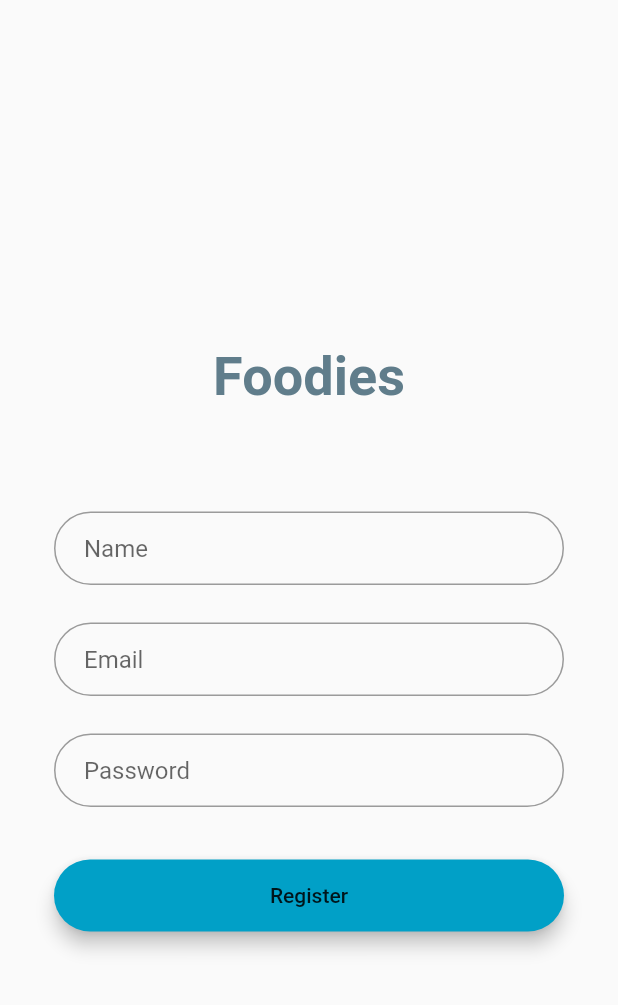
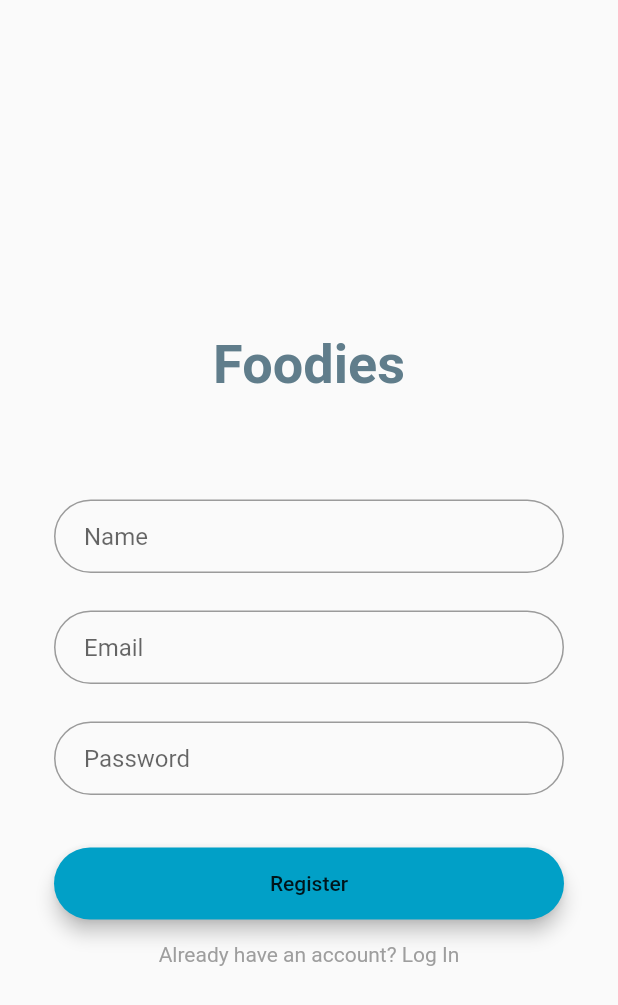
Before and after one commit to maryfan1106/Foodies, a Flutter app: the RegisterScreen screen opened by its route, on a phone screen of 412 x 824 dp. Shown: the top 1005 px of the screen. Run offline on Flutter 3.47's test engine with Material 2 defaults, Android fonts, the light colour scheme and no system bars; our stand-ins replace flutter_dotenv, shared_preferences; accounts and stored records are empty; network calls fail; statements that could not run were skipped.

Commit message:
app: add toggle between login and register screen

```diff
--- a/foodies_app/lib/pages/register_screen.dart
+++ b/foodies_app/lib/pages/register_screen.dart
@@ -50,6 +50,16 @@ class _RegisterScreenState extends State<RegisterScreen> {
                 const SizedBox(height: 35.0),
                 _registerButton,
                 const SizedBox(height: 15.0),
+                GestureDetector(
+                  onTap: () {
+                    Navigator.pushNamedAndRemoveUntil(
+                        context, '/login', (_) => false);
+                  },
+                  child: const Text(
+                    'Already have an account? Log In',
+                    style: TextStyle(color: Colors.grey, fontSize: 14.0),
+                  ),
+                ),
               ],
             ),
           ),
```
Also changed, not shown: foodies_app/lib/pages/login_screen.dart (+10 -0 lines).
